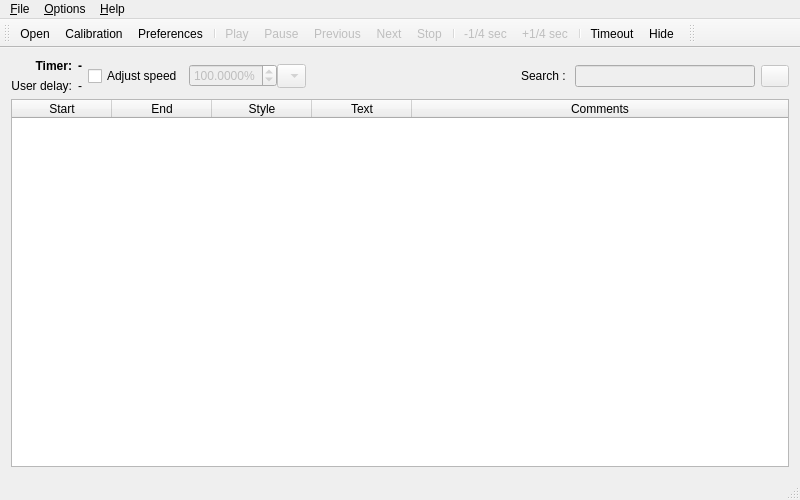
Above: src/mainwindow.ui from Subtivals/subtivals before the change. Below: the same form after it.
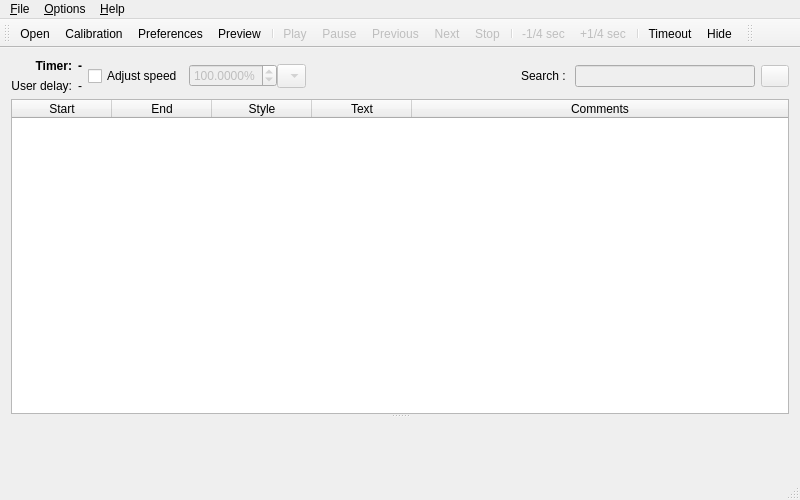
That is the form after the change. Icons and pictures are not drawn.

Commit message:
Fix #333: Add preview panel for operator (#349)
* Basic mechanics for preview panel

* Show subtitles on both panels

* Draw subtitles consistenly on both panels

* Add splitter to show preview

* Restore sizes

* update translations

* Add margins

* Save opacity in prefs

* Scale panel

Diff of the .ui file:
```diff
--- a/src/mainwindow.ui
+++ b/src/mainwindow.ui
@@ -184,6 +184,18 @@
     <item row="1" column="0" colspan="3">
      <layout class="QHBoxLayout" name="mainLayout">
       <item>
+        <widget class="QSplitter" name="tableAndPreview">
+          <property name="geometry">
+          <rect>
+            <x>14</x>
+            <y>73</y>
+            <width>256</width>
+            <height>192</height>
+          </rect>
+          </property>
+          <property name="orientation">
+          <enum>Qt::Orientation::Vertical</enum>
+          </property>
        <widget class="QTableWidget" name="tableWidget">
         <property name="editTriggers">
          <set>QAbstractItemView::NoEditTriggers</set>
@@ -232,6 +244,8 @@
          </property>
         </column>
        </widget>
+          <widget class="QWidget" name="widget" native="true"/>
+        </widget>
       </item>
      </layout>
     </item>
@@ -315,6 +329,7 @@
    <addaction name="actionOpen"/>
    <addaction name="actionShowCalibration"/>
    <addaction name="actionPreferences"/>
+   <addaction name="actionShowPreview"/>
    <addaction name="separator"/>
    <addaction name="actionPlay"/>
    <addaction name="actionPause"/>
@@ -417,6 +432,24 @@
     <string>Ctrl+P</string>
    </property>
   </action>
+  <action name="actionShowPreview">
+   <property name="checkable">
+    <bool>true</bool>
+   </property>
+   <property name="icon">
+    <iconset resource="../resources/icons.qrc">
+     <normaloff>:/icons/show-preview.svg</normaloff>:/icons/show-preview.svg</iconset>
+   </property>
+   <property name="text">
+    <string>Preview</string>
+   </property>
+   <property name="toolTip">
+    <string>Show operator preview panel</string>
+   </property>
+   <property name="shortcut">
+    <string>v</string>
+   </property>
+  </action>
   <action name="actionAddDelay">
    <property name="enabled">
     <bool>false</bool>
```
Left out of the diff: 23 changed lines with no effect on the pictures. Lines whose indentation alone changed are shown as unchanged. The commit also changes 15 other files.
